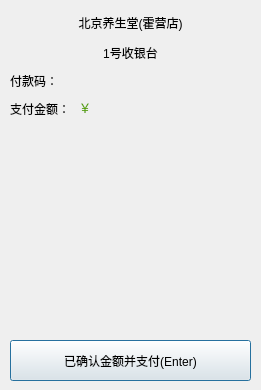
Qt form bbqshop/bbqshop/PayDialog.ui (qinan2014/bbqshop) before a commit.
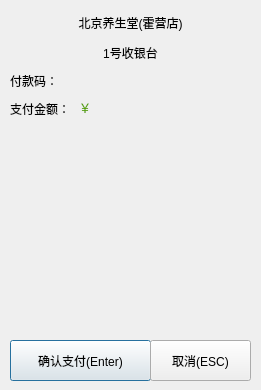
The same form after that commit.

Diff of the .ui file:
```diff
--- a/bbqshop/bbqshop/PayDialog.ui
+++ b/bbqshop/bbqshop/PayDialog.ui
@@ -115,7 +115,7 @@
     <rect>
      <x>10</x>
      <y>340</y>
-     <width>241</width>
+     <width>141</width>
      <height>41</height>
     </rect>
    </property>
@@ -123,7 +123,7 @@
     <string notr="true">font: 12pt &quot;Arial&quot;;</string>
    </property>
    <property name="text">
-    <string>已确认金额并支付(Enter)</string>
+    <string>确认支付(Enter)</string>
    </property>
   </widget>
   <widget class="QWidget" name="widgetNum" native="true">
@@ -165,6 +165,22 @@
     <set>Qt::AlignRight|Qt::AlignTrailing|Qt::AlignVCenter</set>
    </property>
   </widget>
+  <widget class="QPushButton" name="pbtCancel">
+   <property name="geometry">
+    <rect>
+     <x>150</x>
+     <y>340</y>
+     <width>101</width>
+     <height>41</height>
+    </rect>
+   </property>
+   <property name="styleSheet">
+    <string notr="true">font: 12pt &quot;Arial&quot;;</string>
+   </property>
+   <property name="text">
+    <string>取消(ESC)</string>
+   </property>
+  </widget>
  </widget>
  <layoutdefault spacing="6" margin="11"/>
  <resources/>
```
